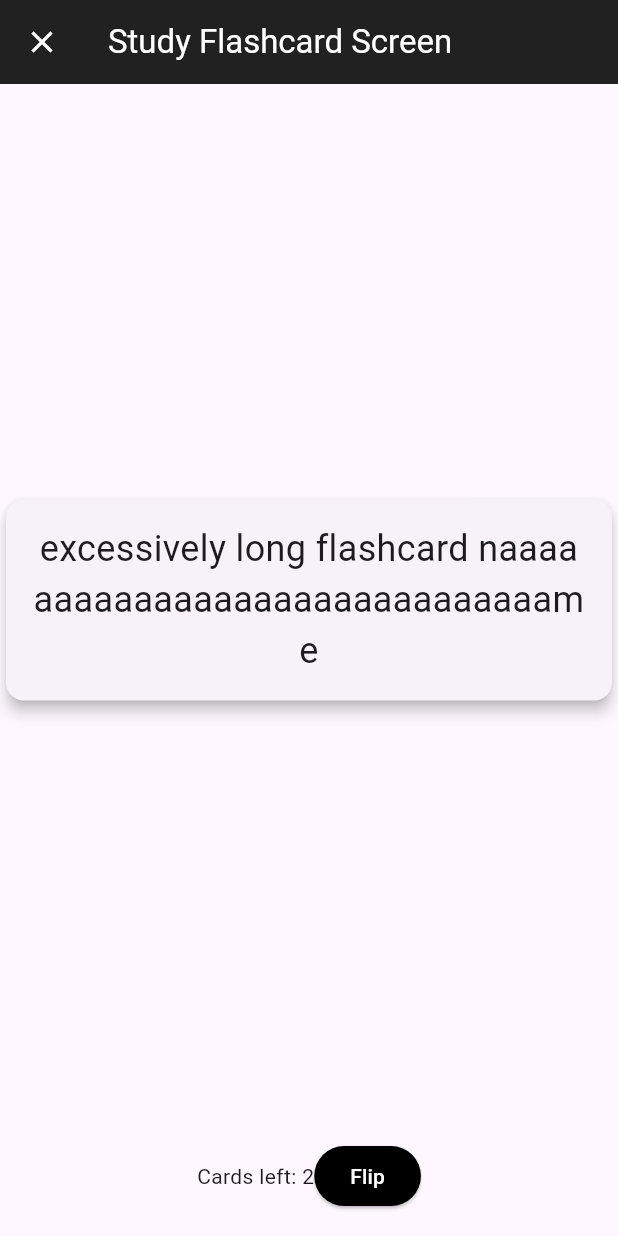
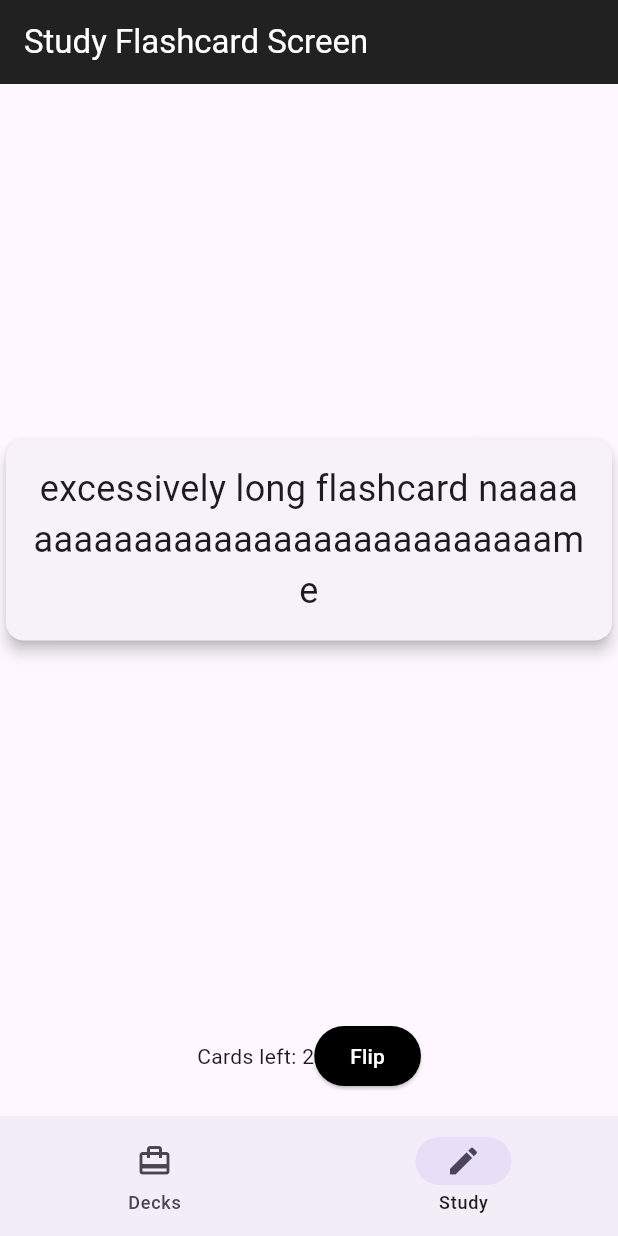
Before and after one commit to JadonJZhu/flashcard_pet, a Flutter app: the screen it shows after launch, after a tap on "Deck 1", on a phone screen of 412 x 824 dp. Run offline on Flutter 3.47's test engine with Material 3 defaults, Android fonts, the phone set to English and light mode, and no system bars; our stand-ins replace flutter_riverpod, go_router, riverpod_annotation, rxdart; generated files the repository leaves out were written again.

Commit message:
added responsive navigation scaffold

```diff
--- a/lib/src/constants/breakpoints.dart
+++ b/lib/src/constants/breakpoints.dart
@@ -2,4 +2,5 @@
 class Breakpoint {
   static const double desktop = 900;
   static const double tablet = 600;
+  static const double mobile = 450;
 }
--- a/lib/src/routing/app_router.dart
+++ b/lib/src/routing/app_router.dart
@@ -1,10 +1,8 @@
 import 'package:flashcard_pet/src/features/authentication/data/fake_auth_repository.dart';
-import 'package:flashcard_pet/src/features/authentication/presentation/account/account_screen.dart';
-import 'package:flashcard_pet/src/features/authentication/presentation/sign_in/email_password_sign_in_form_type.dart';
-import 'package:flashcard_pet/src/features/authentication/presentation/sign_in/email_password_sign_in_screen.dart';
 import 'package:flashcard_pet/src/features/decks/presentation/deck_list_screen.dart';
 import 'package:flashcard_pet/src/features/flashcards/presentation/study/study_flashcard_screen.dart';
 import 'package:flashcard_pet/src/routing/go_router_refresh_stream.dart';
+import 'package:flashcard_pet/src/routing/ui/scaffold_with_nested_navigation.dart';
 import 'package:flashcard_pet/src/routing/not_found_screen.dart';
 import 'package:flutter/material.dart';
 import 'package:go_router/go_router.dart';
@@ -19,12 +17,30 @@ enum AppRoute {
   signIn,
 }
 
+enum NavigationItem {
+  decks(label: "Decks", icon: Icons.card_travel),
+  study(label: "Study", icon: Icons.edit);
+  //pet(label: "Pet", icon: Icons.pets);
+
+  final String label;
+  final IconData icon;
+
+  const NavigationItem({required this.label, required this.icon});
+}
+
+final _rootNavigatorKey = GlobalKey<NavigatorState>();
+final _shellNavigatorHomeKey =
+    GlobalKey<NavigatorState>(debugLabel: 'shellHome');
+final _shellNavigatorStudyKey =
+    GlobalKey<NavigatorState>(debugLabel: 'shellStudy');
+
 @Riverpod(keepAlive: true)
 GoRouter goRouter(GoRouterRef ref) {
   final authRepository = ref.watch(authRepositoryProvider);
   return GoRouter(
     initialLocation: '/home',
     debugLogDiagnostics: false,
+    navigatorKey: _rootNavigatorKey,
     redirect: (context, state) {
       final isLoggedIn = authRepository.currentUser != null;
       final path = state.uri.path;
@@ -41,39 +57,43 @@ GoRouter goRouter(GoRouterRef ref) {
     },
     refreshListenable: GoRouterRefreshStream(authRepository.authStateChanges()),
     routes: [
+      StatefulShellRoute.indexedStack(
+        builder: (context, state, navigationShell) {
+          // the UI shell
+          return ScaffoldWithNestedNavigation(navigationShell: navigationShell);
+        },
+        branches: [
+          // first branch (decks)
+          StatefulShellBranch(
+            navigatorKey: _shellNavigatorHomeKey,
+            routes: [
+              // top route inside branch
               GoRoute(
                 path: '/home',
                 name: AppRoute.home.name,
-        builder: (context, state) => const DeckListScreen(),
-        routes: [
-          GoRoute(
-            path: 'account',
-            name: AppRoute.account.name,
-            pageBuilder: (context, state) => const MaterialPage(
-              fullscreenDialog: true,
-              child: AccountScreen(),
+                pageBuilder: (context, state) => const NoTransitionPage(
+                  child: DeckListScreen(),
                 ),
               ),
+            ],
+          ),
+          // second branch (study)
+          StatefulShellBranch(
+            navigatorKey: _shellNavigatorStudyKey,
+            routes: [
+              // top route inside branch
               GoRoute(
-              path: 'study',
+                path: '/study',
                 name: AppRoute.study.name,
                 pageBuilder: (context, state) {
-                return const MaterialPage(
-                  fullscreenDialog: true,
+                  return const NoTransitionPage(
                     child: StudyFlashcardScreen(),
                   );
-              }),
+                },
+              ),
             ],
           ),
-      GoRoute(
-        path: '/signIn',
-        name: AppRoute.signIn.name,
-        pageBuilder: (context, state) => const MaterialPage(
-          fullscreenDialog: true,
-          child: EmailPasswordSignInScreen(
-            formType: EmailPasswordSignInFormType.signIn,
-          ),
-        ),
+        ],
       ),
     ],
     errorBuilder: (context, state) => const NotFoundScreen(),
--- /dev/null
+++ b/lib/src/routing/ui/scaffold_with_navigation_bar.dart
@@ -0,0 +1,32 @@
+import 'package:flashcard_pet/src/routing/app_router.dart';
+import 'package:flutter/material.dart';
+
+class ScaffoldWithNavigationBar extends StatelessWidget {
+  const ScaffoldWithNavigationBar({
+    super.key,
+    required this.body,
+    required this.selectedIndex,
+    required this.onDestinationSelected,
+  });
+  final Widget body;
+  final int selectedIndex;
+  final ValueChanged<int> onDestinationSelected;
+
+  @override
+  Widget build(BuildContext context) {
+    return Scaffold(
+      body: body,
+      bottomNavigationBar: NavigationBar(
+        selectedIndex: selectedIndex,
+        destinations: [
+          for (final destination in NavigationItem.values)
+            NavigationDestination(
+              icon: Icon(destination.icon),
+              label: destination.label,
+            ),
+        ],
+        onDestinationSelected: onDestinationSelected,
+      ),
+    );
+  }
+}
--- /dev/null
+++ b/lib/src/routing/ui/scaffold_with_nested_navigation.dart
@@ -0,0 +1,45 @@
+import 'package:flashcard_pet/src/constants/breakpoints.dart';
+import 'package:flashcard_pet/src/routing/ui/scaffold_with_navigation_bar.dart';
+import 'package:flashcard_pet/src/routing/ui/scaffold_with_navigation_rail.dart';
+import 'package:flutter/material.dart';
+import 'package:go_router/go_router.dart';
+
+class ScaffoldWithNestedNavigation extends StatelessWidget {
+  const ScaffoldWithNestedNavigation({
+    Key? key,
+    required this.navigationShell,
+  }) : super(
+            key: key ?? const ValueKey<String>('ScaffoldWithNestedNavigation'));
+  final StatefulNavigationShell navigationShell;
+
+  void _goBranch(int index) {
+    navigationShell.goBranch(
+      index,
+      // A common pattern when using bottom navigation bars is to support
+      // navigating to the initial location when tapping the item that is
+      // already active. This example demonstrates how to support this behavior,
+      // using the initialLocation parameter of goBranch.
+      initialLocation: index == navigationShell.currentIndex,
+    );
+  }
+
+  @override
+  Widget build(BuildContext context) {
+    return LayoutBuilder(builder: (context, constraints) {
+      // layout breakpoint: tweak as needed
+      if (constraints.maxWidth < Breakpoint.mobile) {
+        return ScaffoldWithNavigationBar(
+          body: navigationShell,
+          selectedIndex: navigationShell.currentIndex,
+          onDestinationSelected: _goBranch,
+        );
+      } else {
+        return ScaffoldWithNavigationRail(
+          body: navigationShell,
+          selectedIndex: navigationShell.currentIndex,
+          onDestinationSelected: _goBranch,
+        );
+      }
+    });
+  }
+}
```
Also changed, not shown: lib/src/routing/ui/scaffold_with_navigation_rail.dart (added, +42 -0 lines), lib/src/routing/app_router.g.dart, pubspec.lock, 1 other file. Lines whose indentation alone changed are shown as unchanged.
